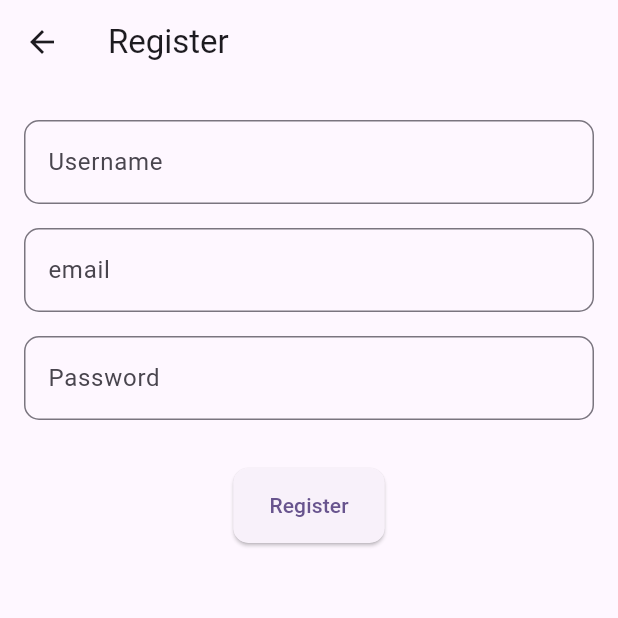
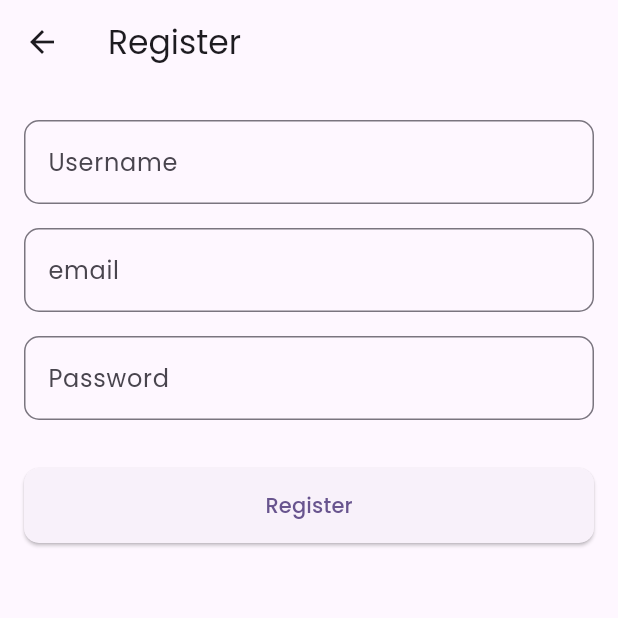
Before and after one commit to kikiherliawan/movie-app, a Flutter app: the RegisterScreen screen opened by its route, on a phone screen of 412 x 824 dp, the top half of it. Run offline on Flutter 3.47's test engine with Material 3 defaults, Android fonts, the phone set to English and light mode, and no system bars; our stand-ins replace cloud_firestore, dio, firebase_auth, firebase_core, flutter_dotenv, get and 1 more; accounts and stored records are empty; network calls fail.

```diff
--- a/lib/core/routes/app_pages.dart
+++ b/lib/core/routes/app_pages.dart
@@ -1,12 +1,16 @@
 import 'package:get/get.dart';
+import 'package:movie_app/core/controller/auth_controller/auth_wrapper/auth_wrapper.dart';
 import 'package:movie_app/core/routes/app_routes.dart';
 import 'package:movie_app/core/screens/main/mainscreen.dart';
 import 'package:movie_app/core/screens/movie_detail_screen/movie_detail_screen.dart';
 import 'package:movie_app/core/screens/register_screen/register_screen.dart';
 import 'package:movie_app/core/screens/sign_in_screen/sign_in.dart';
+import 'package:movie_app/core/screens/splashscreen/splashscreen.dart';
 
 class AppPages {
   static final routes = [
+    GetPage(name: AppRoutes.SPLASH, page: () => Splashscreen()),
+    GetPage(name: AppRoutes.AUTHWRAPPER, page: () => AuthWrapper()),
     GetPage(name: AppRoutes.LOGIN, page: () => SignInScreen()),
     GetPage(name: AppRoutes.REGISTER, page: () => RegisterScreen()),
     GetPage(
--- a/lib/core/routes/app_routes.dart
+++ b/lib/core/routes/app_routes.dart
@@ -1,4 +1,6 @@
 abstract class AppRoutes {
+  static const SPLASH = '/splash';
+  static const AUTHWRAPPER = '/authwrapper';
   static const LOGIN = '/login';
   static const REGISTER = '/register';
   static const MOVIEDETAIL = '/moviedetail';
--- a/lib/core/screens/register_screen/register_screen.dart
+++ b/lib/core/screens/register_screen/register_screen.dart
@@ -18,6 +18,7 @@ class RegisterScreen extends StatelessWidget {
       body: Padding(
         padding: const EdgeInsets.symmetric(horizontal: 16, vertical: 24),
         child: Column(
+          crossAxisAlignment: CrossAxisAlignment.stretch,
           children: [
             TextField(
               controller: usernameController,
--- a/lib/core/widgets/movie_item.dart
+++ b/lib/core/widgets/movie_item.dart
@@ -83,6 +83,7 @@ class MovieGridWidget extends StatelessWidget {
                           fontWeight: FontWeight.bold,
                         ),
                       ),
+                    SizedBox(height: 4),
                   ],
                 ),
               );
--- a/lib/main.dart
+++ b/lib/main.dart
@@ -2,6 +2,7 @@ import 'package:firebase_core/firebase_core.dart';
 import 'package:flutter/material.dart';
 import 'package:flutter_dotenv/flutter_dotenv.dart';
 import 'package:get/get.dart';
+import 'package:google_fonts/google_fonts.dart';
 import 'package:movie_app/core/bindings/initial_binding.dart';
 import 'package:movie_app/core/routes/app_pages.dart';
 import 'package:movie_app/core/routes/app_routes.dart';
@@ -29,9 +30,9 @@ class MyApp extends StatelessWidget {
       title: 'Movie App',
       theme: ThemeData(
         colorScheme: ColorScheme.fromSeed(seedColor: Colors.deepPurple),
-        fontFamily: 'Poppins',
+        textTheme: GoogleFonts.poppinsTextTheme(Theme.of(context).textTheme),
       ),
-      initialRoute: AppRoutes.LOGIN,
+      initialRoute: AppRoutes.SPLASH,
       getPages: AppPages.routes,
       initialBinding: InitialBinding(),
     );
--- a/pubspec.yaml
+++ b/pubspec.yaml
@@ -43,6 +43,7 @@ dependencies:
   infinite_scroll_pagination: ^5.1.0
   firebase_auth: ^6.0.0
   cloud_firestore: ^6.0.0
+  google_fonts: ^6.3.0
 
 dev_dependencies:
   flutter_test:
@@ -67,6 +68,7 @@ flutter:
 
   # To add assets to your application, add an assets section, like this:
   assets:
+    - assets/
     - .env
   #   - images/a_dot_burr.jpeg
   #   - images/a_dot_ham.jpeg
```
Also changed, not shown: lib/core/controller/auth_controller/auth_controller.dart (+15 -6 lines), lib/core/controller/auth_controller/auth_wrapper/auth_wrapper.dart (added, +24 -0 lines), assets/images/film-reel.png (added), assets/images/movies.png (added), assets/images/watching-movie.png (added), assets/images/watching-movies.png (added), pubspec.lock, 2 other files.
